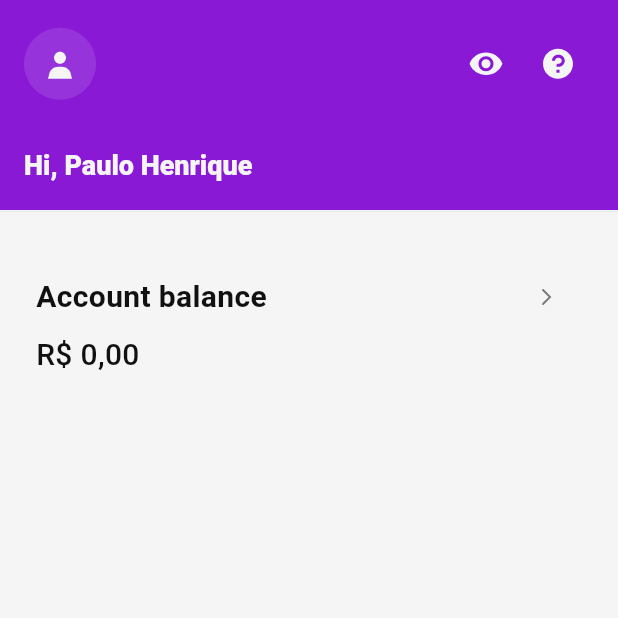
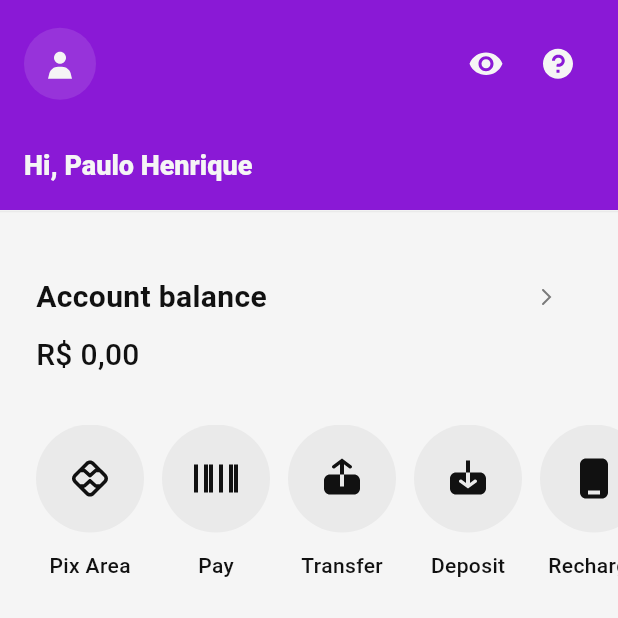
Before and after one commit to paulosabra/nubank, a Flutter app: the screen it shows after launch, on a phone screen of 412 x 824 dp, the top half of it. Run offline on Flutter 3.47's test engine with Material 3 defaults, Android fonts, the phone set to English and light mode, and no system bars; our stand-ins replace flutter_svg, go_router.

Commit message:
feat(home): add AccountMenu to HomePage

```diff
--- a/lib/core/assets/icons.dart
+++ b/lib/core/assets/icons.dart
@@ -1,7 +1,13 @@
 abstract class AppIcon {
+  static const barcodeIcon = 'assets/icons/barcode.svg';
   static const chevronRightIcon = 'assets/icons/chevron-right.svg';
   static const eyeOffIcon = 'assets/icons/eye-off.svg';
   static const eyeOnIcon = 'assets/icons/eye-on.svg';
   static const helpIcon = 'assets/icons/help.svg';
+  static const moneyInIcon = 'assets/icons/money-in.svg';
+  static const moneyOutIcon = 'assets/icons/money-out.svg';
+  static const pixIcon = 'assets/icons/pix.svg';
+  static const safeCellIcon = 'assets/icons/safe-cell.svg';
+  static const smartphoneIcon = 'assets/icons/smartphone.svg';
   static const userIcon = 'assets/icons/user.svg';
 }
--- a/lib/core/localization/app_en.arb
+++ b/lib/core/localization/app_en.arb
@@ -8,5 +8,11 @@
       }
     }
   },
-  "accountBalance": "Account balance"
+  "accountBalance": "Account balance",
+  "pixArea": "Pix Area",
+  "pay": "Pay",
+  "transfer": "Transfer",
+  "deposit": "Deposit",
+  "rechard": "Recharge",
+  "invest": "Invest"
 }
--- a/lib/core/localization/app_localizations.dart
+++ b/lib/core/localization/app_localizations.dart
@@ -115,6 +115,42 @@ abstract class AppLocalizations {
   /// In en, this message translates to:
   /// **'Account balance'**
   String get accountBalance;
+
+  /// No description provided for @pixArea.
+  ///
+  /// In en, this message translates to:
+  /// **'Pix Area'**
+  String get pixArea;
+
+  /// No description provided for @pay.
+  ///
+  /// In en, this message translates to:
+  /// **'Pay'**
+  String get pay;
+
+  /// No description provided for @transfer.
+  ///
+  /// In en, this message translates to:
+  /// **'Transfer'**
+  String get transfer;
+
+  /// No description provided for @deposit.
+  ///
+  /// In en, this message translates to:
+  /// **'Deposit'**
+  String get deposit;
+
+  /// No description provided for @rechard.
+  ///
+  /// In en, this message translates to:
+  /// **'Recharge'**
+  String get rechard;
+
+  /// No description provided for @invest.
+  ///
+  /// In en, this message translates to:
+  /// **'Invest'**
+  String get invest;
 }
 
 class _AppLocalizationsDelegate
--- a/lib/core/localization/app_localizations_en.dart
+++ b/lib/core/localization/app_localizations_en.dart
@@ -18,4 +18,22 @@ class AppLocalizationsEn extends AppLocalizations {
 
   @override
   String get accountBalance => 'Account balance';
+
+  @override
+  String get pixArea => 'Pix Area';
+
+  @override
+  String get pay => 'Pay';
+
+  @override
+  String get transfer => 'Transfer';
+
+  @override
+  String get deposit => 'Deposit';
+
+  @override
+  String get rechard => 'Recharge';
+
+  @override
+  String get invest => 'Invest';
 }
--- a/lib/core/localization/app_localizations_pt.dart
+++ b/lib/core/localization/app_localizations_pt.dart
@@ -18,4 +18,22 @@ class AppLocalizationsPt extends AppLocalizations {
 
   @override
   String get accountBalance => 'Saldo em conta';
+
+  @override
+  String get pixArea => 'Área Pix';
+
+  @override
+  String get pay => 'Pagar';
+
+  @override
+  String get transfer => 'Transferir';
+
+  @override
+  String get deposit => 'Depositar';
+
+  @override
+  String get rechard => 'Recarga';
+
+  @override
+  String get invest => 'Investir';
 }
--- a/lib/core/localization/app_pt.arb
+++ b/lib/core/localization/app_pt.arb
@@ -8,5 +8,11 @@
       }
     }
   },
-  "accountBalance": "Saldo em conta"
+  "accountBalance": "Saldo em conta",
+  "pixArea": "Área Pix",
+  "pay": "Pagar",
+  "transfer": "Transferir",
+  "deposit": "Depositar",
+  "rechard": "Recarga",
+  "invest": "Investir"
 }
--- a/lib/pages/home/home_page.dart
+++ b/lib/pages/home/home_page.dart
@@ -1,7 +1,9 @@
 import 'package:flutter/material.dart';
 import 'package:nubank/components/app_bar.dart';
 import 'package:nubank/components/card.dart';
+import 'package:nubank/core/assets/icons.dart';
 import 'package:nubank/core/utils/extensions/context.dart';
+import 'package:nubank/pages/home/widgets/account_menu_item.dart';
 
 class HomePage extends StatelessWidget {
   const HomePage({super.key});
@@ -23,6 +25,51 @@ class HomePage extends StatelessWidget {
                   ),
                 ],
               ),
+              SizedBox(
+                height: 110,
+                child: ListView(
+                  scrollDirection: Axis.horizontal,
+                  children: [
+                    const SizedBox(width: 24),
+                    AccountMenuItem(
+                      title: context.l10n.pixArea,
+                      icon: AppIcon.pixIcon,
+                      onPressed: () {},
+                    ),
+                    const SizedBox(width: 12),
+                    AccountMenuItem(
+                      title: context.l10n.pay,
+                      icon: AppIcon.barcodeIcon,
+                      onPressed: () {},
+                    ),
+                    const SizedBox(width: 12),
+                    AccountMenuItem(
+                      title: context.l10n.transfer,
+                      icon: AppIcon.moneyOutIcon,
+                      onPressed: () {},
+                    ),
+                    const SizedBox(width: 12),
+                    AccountMenuItem(
+                      title: context.l10n.deposit,
+                      icon: AppIcon.moneyInIcon,
+                      onPressed: () {},
+                    ),
+                    const SizedBox(width: 12),
+                    AccountMenuItem(
+                      title: context.l10n.rechard,
+                      icon: AppIcon.smartphoneIcon,
+                      onPressed: () {},
+                    ),
+                    const SizedBox(width: 12),
+                    AccountMenuItem(
+                      title: context.l10n.invest,
+                      icon: AppIcon.safeCellIcon,
+                      onPressed: () {},
+                    ),
+                    const SizedBox(width: 24),
+                  ],
+                ),
+              ),
             ],
           ),
         ),
--- /dev/null
+++ b/lib/pages/home/widgets/account_menu_item.dart
@@ -0,0 +1,65 @@
+import 'package:flutter/material.dart';
+import 'package:flutter_svg/svg.dart';
+import 'package:nubank/core/themes/colors.dart';
+
+class AccountMenuItem extends StatefulWidget {
+  const AccountMenuItem({
+    super.key,
+    required this.title,
+    required this.icon,
+    this.onPressed,
+  });
+
+  final String title;
+  final String icon;
+  final VoidCallback? onPressed;
+
+  @override
+  State<AccountMenuItem> createState() => _AccountMenuItemState();
+}
+
+class _AccountMenuItemState extends State<AccountMenuItem> {
+  bool isSelected = false;
+
+  @override
+  Widget build(BuildContext context) {
+    return GestureDetector(
+      onTap: () {
+        setState(() {
+          isSelected = !isSelected;
+        });
+      },
+      child: Semantics(
+        label: widget.title,
+        selected: isSelected,
+        child: Column(
+          mainAxisSize: MainAxisSize.min,
+          children: [
+            CircleAvatar(
+              backgroundColor: AppColors.neutralLight,
+              maxRadius: 36,
+              child: SvgPicture.asset(
+                widget.icon,
+                colorFilter: ColorFilter.mode(
+                  isSelected ? AppColors.primary : AppColors.black,
+                  BlendMode.srcIn,
+                ),
+                height: 32,
+                width: 32,
+              ),
+            ),
+            const SizedBox(height: 12),
+            Text(
+              widget.title,
+              style: TextStyle(
+                color: isSelected ? AppColors.primary : AppColors.black,
+                fontSize: 14,
+                fontWeight: isSelected ? FontWeight.w700 : FontWeight.w500,
+              ),
+            ),
+          ],
+        ),
+      ),
+    );
+  }
+}
```
Also changed, not shown: assets/icons/barcode.svg (added), assets/icons/money-in.svg (added), assets/icons/money-out.svg (added), assets/icons/pix.svg (added), assets/icons/safe-cell.svg (added), assets/icons/smartphone.svg (added).
